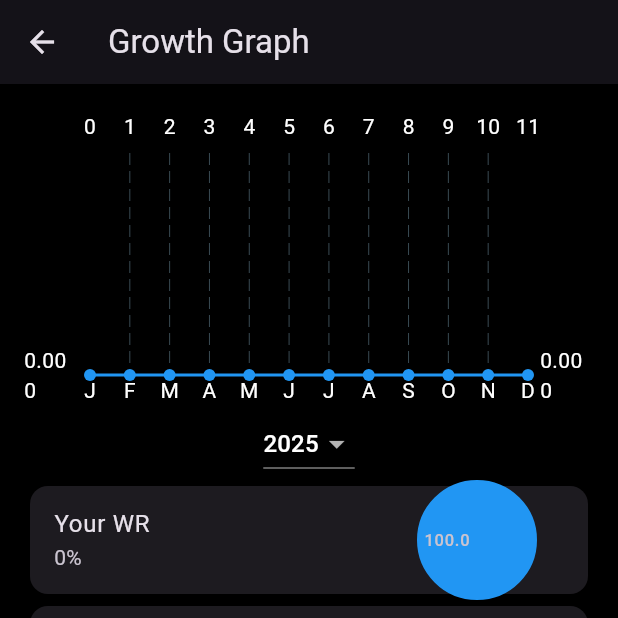
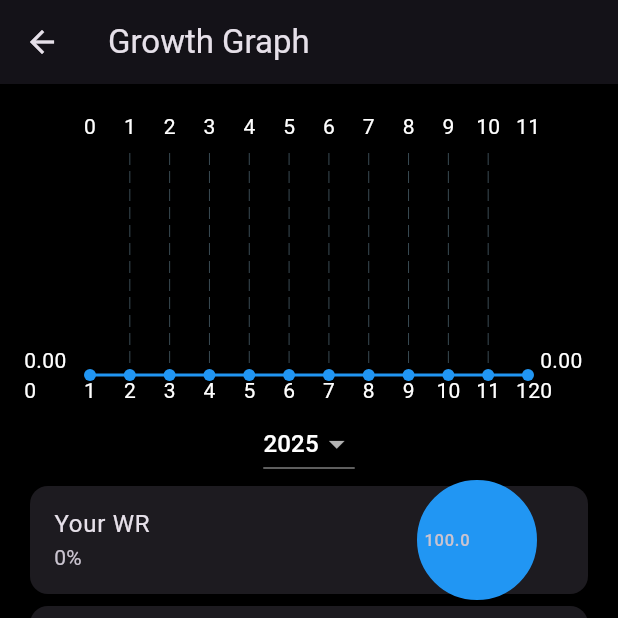
Before and after one commit to DragonSlayer666777/HabitTracker, a Flutter app: the GrowthGraphScreen screen opened directly, on a phone screen of 412 x 824 dp, the top half of it. Run offline on Flutter 3.47's test engine with Material 3 defaults, Android fonts, the phone set to English and light mode, and no system bars; drawn by our look-alikes of fl_chart; our stand-ins replace flutter_local_notifications, hive, hive_flutter, table_calendar, timezone; accounts and stored records are empty.

Commit message:
Menambahkan fitur yang lupa

```diff
--- a/lib/models/habit.dart
+++ b/lib/models/habit.dart
@@ -1,4 +1,3 @@
-// lib/models/habit.dart
 import 'package:flutter/material.dart';
 import 'package:hive/hive.dart';
 
@@ -15,18 +14,18 @@ class Habit extends HiveObject {
   @HiveField(2)
   String description;
 
-  // Simpan sebagai int (codePoint) + family biar aman
+
   @HiveField(3)
   int iconCodePoint;
 
   @HiveField(4)
-  String iconFontFamily; // biasanya 'MaterialIcons'
+  String iconFontFamily;
 
   @HiveField(5)
   DateTime? reminderTime;
 
   @HiveField(6)
-  Map<String, bool> completions; // '2025-12-08': true/false
+  Map<String, bool> completions;
 
   Habit({
     required this.id,
@@ -38,6 +37,6 @@ class Habit extends HiveObject {
     Map<String, bool>? completions,
   }) : completions = completions ?? {};
 
-  // Helper biar gampang dipake di UI
+
   IconData get icon => IconData(iconCodePoint, fontFamily: iconFontFamily);
 }
--- a/lib/providers/habit_provider.dart
+++ b/lib/providers/habit_provider.dart
@@ -95,6 +95,6 @@ class HabitProvider extends ChangeNotifier {
     }
     return total;
   }
-  // Di dalam HabitProvider
+
 
 }
--- a/lib/screens/add_habit_screen.dart
+++ b/lib/screens/add_habit_screen.dart
@@ -77,7 +77,7 @@ class _AddHabitScreenState extends State<AddHabitScreen> {
     if (time != null) {
       setState(() => _reminderTime = DateTime(0, 0, 0, time.hour, time.minute));
     } else {
-      setState(() => _setReminder = false); // Jika batal, matikan switch
+      setState(() => _setReminder = false);
     }
   }
 
--- a/lib/screens/growth_graph_screen.dart
+++ b/lib/screens/growth_graph_screen.dart
@@ -88,7 +88,7 @@ class _GrowthGraphScreenState extends State<GrowthGraphScreen> {
     return SideTitles(
       showTitles: true,
       getTitlesWidget: (value, meta) {
-        const months = ['J', 'F', 'M', 'A', 'M', 'J', 'J', 'A', 'S', 'O', 'N', 'D'];
+        const months = ['1', '2', '3', '4', '5', '6', '7', '8', '9', '10', '11', '12'];
         return Text(months[value.toInt()]);
       },
     );
--- a/lib/screens/notification_screen.dart
+++ b/lib/screens/notification_screen.dart
@@ -1,7 +1,7 @@
 import 'package:flutter/material.dart';
 import 'package:provider/provider.dart';
 import '../providers/habit_provider.dart';
-import '../models/habit.dart';  // Fixed: Add this import!
+import '../models/habit.dart';
 
 class NotificationScreen extends StatelessWidget {
   const NotificationScreen({super.key});
--- a/lib/screens/settings_screen.dart
+++ b/lib/screens/settings_screen.dart
@@ -18,7 +18,7 @@ class SettingsScreen extends StatelessWidget {
               children: [const Text('Simple habit tracking app to stay consistent.')],
             ),
           ),
-          // Add more settings as needed, e.g., theme, export data
+
         ],
       ),
     );
```
Also changed, not shown: lib/screens/home_screen.dart (+4 -4 lines), 1 other file.
